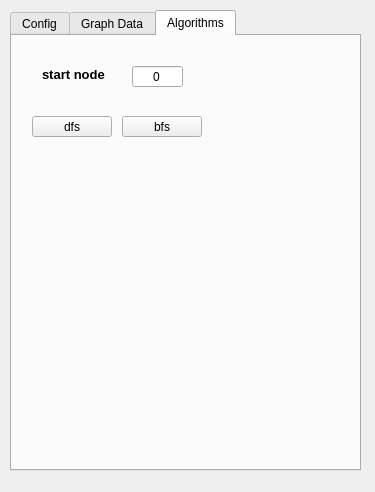
AleksDemakov/graph_editor, file graph_editor/tabwidget.ui: the form before one commit.
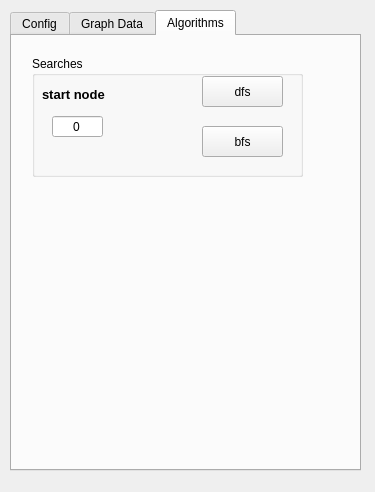
The form after the commit. The open tabs and pages were chosen to show the change.

```diff
--- a/graph_editor/tabwidget.ui
+++ b/graph_editor/tabwidget.ui
@@ -22,6 +22,15 @@
      <height>461</height>
     </rect>
    </property>
+   <property name="minimumSize">
+    <size>
+     <width>0</width>
+     <height>0</height>
+    </size>
+   </property>
+   <property name="tabShape">
+    <enum>QTabWidget::Rounded</enum>
+   </property>
    <property name="currentIndex">
     <number>0</number>
    </property>
@@ -245,11 +254,55 @@
     <attribute name="title">
      <string>Algorithms</string>
     </attribute>
+    <widget class="QGroupBox" name="groupBox_3">
+     <property name="geometry">
+      <rect>
+       <x>20</x>
+       <y>20</y>
+       <width>271</width>
+       <height>121</height>
+      </rect>
+     </property>
+     <property name="title">
+      <string>Searches</string>
+     </property>
+     <widget class="QPushButton" name="bfs_button">
+      <property name="geometry">
+       <rect>
+        <x>170</x>
+        <y>70</y>
+        <width>81</width>
+        <height>31</height>
+       </rect>
+      </property>
+      <property name="text">
+       <string>bfs</string>
+      </property>
+      <property name="default">
+       <bool>false</bool>
+      </property>
+     </widget>
+     <widget class="QPushButton" name="dfs_button">
+      <property name="geometry">
+       <rect>
+        <x>170</x>
+        <y>20</y>
+        <width>81</width>
+        <height>31</height>
+       </rect>
+      </property>
+      <property name="text">
+       <string>dfs</string>
+      </property>
+      <property name="default">
+       <bool>false</bool>
+      </property>
+     </widget>
     <widget class="QLineEdit" name="start_vertex">
      <property name="geometry">
       <rect>
-       <x>120</x>
-       <y>30</y>
+        <x>20</x>
+        <y>60</y>
        <width>51</width>
        <height>21</height>
       </rect>
@@ -264,44 +317,12 @@
       <string>start vertex</string>
      </property>
     </widget>
-    <widget class="QPushButton" name="dfs_button">
-     <property name="geometry">
-      <rect>
-       <x>20</x>
-       <y>80</y>
-       <width>80</width>
-       <height>21</height>
-      </rect>
-     </property>
-     <property name="text">
-      <string>dfs</string>
-     </property>
-     <property name="default">
-      <bool>false</bool>
-     </property>
-    </widget>
-    <widget class="QPushButton" name="bfs_button">
-     <property name="geometry">
-      <rect>
-       <x>110</x>
-       <y>80</y>
-       <width>80</width>
-       <height>21</height>
-      </rect>
-     </property>
-     <property name="text">
-      <string>bfs</string>
-     </property>
-     <property name="default">
-      <bool>false</bool>
-     </property>
-    </widget>
     <widget class="QLabel" name="label_3">
      <property name="geometry">
       <rect>
-       <x>30</x>
+        <x>10</x>
        <y>30</y>
-       <width>81</width>
+        <width>151</width>
        <height>16</height>
       </rect>
      </property>
@@ -315,6 +336,7 @@
      <property name="text">
       <string>start node</string>
      </property>
+     </widget>
     </widget>
    </widget>
   </widget>
```
Lines whose indentation alone changed are shown as unchanged.
